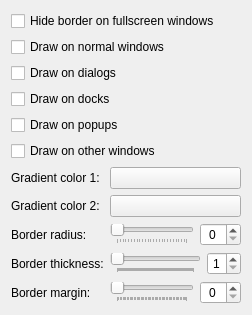
Above: kcm/ui/borderglowconfigform.ui from bartekldw/borderglow before the change. Below: the same form after it.
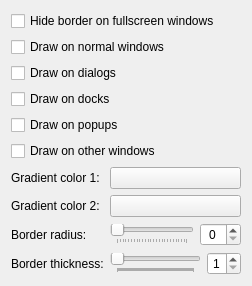
That is the form after the change. Custom widgets are drawn as their Qt base class.

Commit message: Remove border margin property from KCM ui and calculate it based on border thickness

What changed in the file:
```diff
--- a/kcm/ui/borderglowconfigform.ui
+++ b/kcm/ui/borderglowconfigform.ui
@@ -141,43 +141,6 @@
        </item>
       </layout>
      </item>
-     <item row="4" column="0">
-      <widget class="QLabel" name="borderMarginLabel">
-       <property name="text">
-        <string>Border margin:</string>
-       </property>
-      </widget>
-     </item>
-     <item row="4" column="1">
-      <layout class="QHBoxLayout" name="borderMarginLayout">
-       <item>
-        <widget class="QSlider" name="kcfg_BorderMargin">
-         <property name="orientation">
-          <enum>Qt::Horizontal</enum>
-         </property>
-         <property name="tickPosition">
-          <enum>QSlider::TicksBelow</enum>
-         </property>
-         <property name="tickInterval">
-          <number>2</number>
-         </property>
-        </widget>
-       </item>
-       <item>
-        <widget class="QSpinBox" name="borderMarginPreview">
-         <property name="minimum">
-          <number>0</number>
-         </property>
-         <property name="maximum">
-          <number>16</number>
-         </property>
-         <property name="alignment">
-          <set>Qt::AlignCenter</set>
-         </property>
-        </widget>
-       </item>
-      </layout>
-     </item>
     </layout>
    </item>
   </layout>
```
The commit also changes 3 other files.
